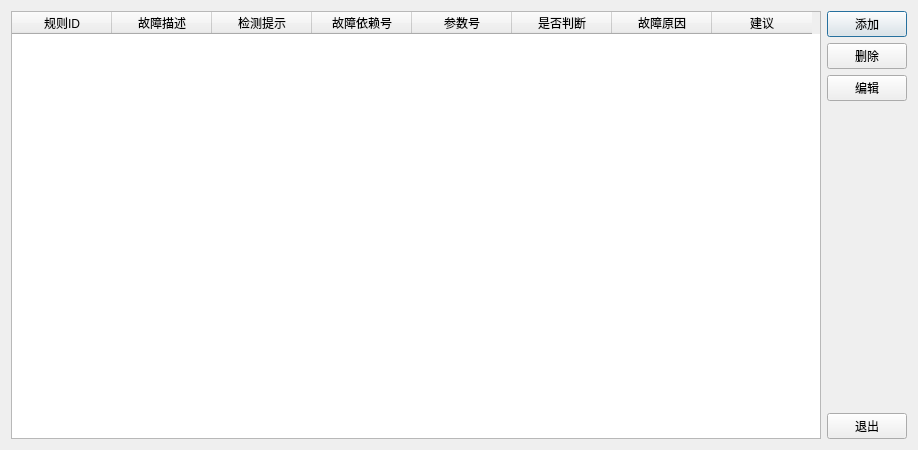
First picture: the form in rulemanagedialog.ui, repository EGeeks/faultree, before the edit.
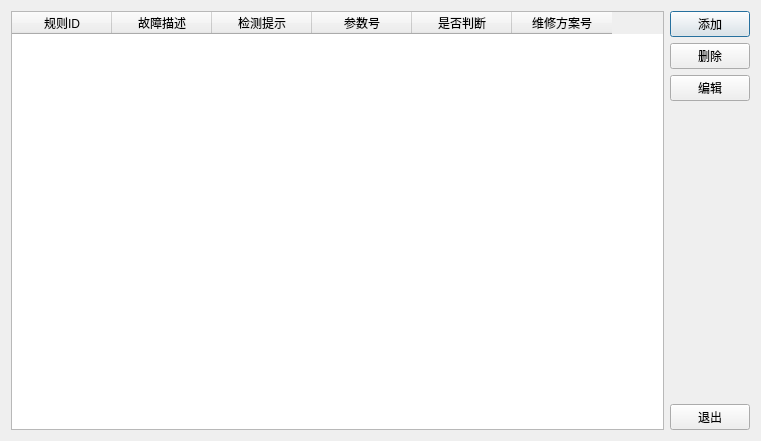
Second picture: the form after the edit.

```diff
--- a/rulemanagedialog.ui
+++ b/rulemanagedialog.ui
@@ -9,8 +9,8 @@
    <rect>
     <x>0</x>
     <y>0</y>
-    <width>918</width>
-    <height>450</height>
+    <width>761</width>
+    <height>441</height>
    </rect>
   </property>
   <property name="windowTitle">
@@ -46,11 +46,6 @@
        <string>检测提示</string>
       </property>
      </column>
-     <column>
-      <property name="text">
-       <string>故障依赖号</string>
-      </property>
-     </column>
      <column>
       <property name="text">
        <string>参数号</string>
@@ -63,12 +58,7 @@
      </column>
      <column>
       <property name="text">
-       <string>故障原因</string>
-      </property>
-     </column>
-     <column>
-      <property name="text">
-       <string>建议</string>
+       <string>维修方案号</string>
       </property>
      </column>
     </widget>
```
